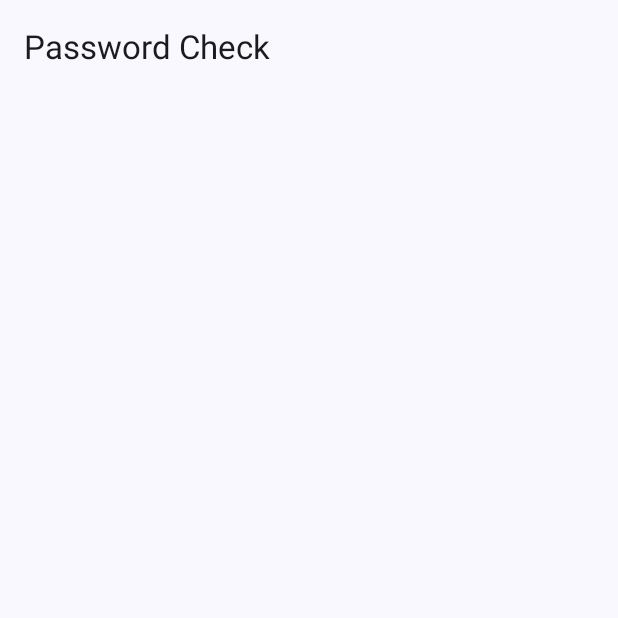
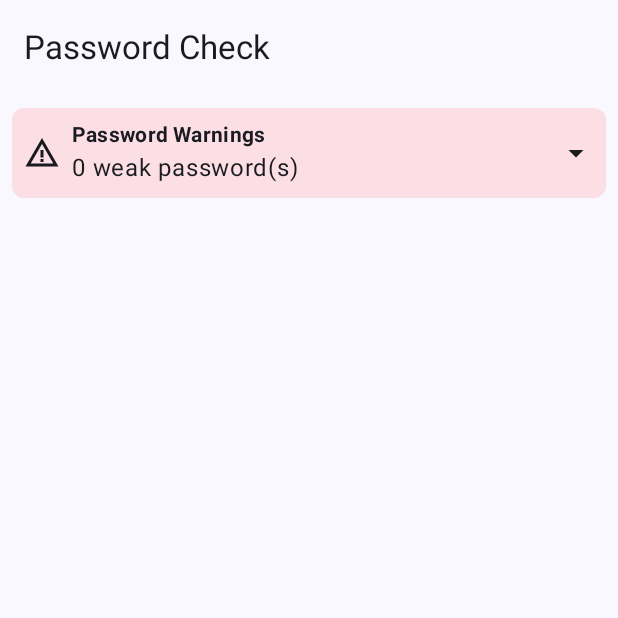
Before and after one commit to Sunra1z/PasswordsApp, an Android app built with Jetpack Compose: the composable PasswordCheckScreen shown on its own in the app's theme, on a phone screen of 412 x 824 dp, the top half of it. Run offline under Robolectric (Android 15) with nearby library versions, the phone set to English and light mode, and no system bars; our stand-ins replace Dagger/Hilt's generated code, Room's generated code; libraries missing offline, so code that uses them is left out: com.nulabinc.zxcvbn; 3 statements that could not run were skipped.

Commit message:
PasswordWarning now has Change Password button and showing up as a dropdown menu

```diff
--- a/app/src/main/java/com/example/passwordsapp/feature_pass/domain/PasswordCheckViewModel.kt
+++ b/app/src/main/java/com/example/passwordsapp/feature_pass/domain/PasswordCheckViewModel.kt
@@ -31,13 +31,18 @@ class PasswordCheckViewModel @Inject constructor (
     private val _passwordWarnings = MutableStateFlow<List<PasswordWarning>>(emptyList())
     val passwordWarnings: StateFlow<List<PasswordWarning>> = _passwordWarnings
 
+    private val _isLoading = MutableStateFlow(false)
+    val isLoading: StateFlow<Boolean> = _isLoading
+
     fun loadNotes() {
         viewModelScope.launch {
+            _isLoading.value = true // Set loading state to true
             noteUseCases.getNotesUseCase()
                 .flowOn(Dispatchers.IO) // Ensure Flow operates on IO dispatcher
                 .collect { notes ->
                     val analyzedWarnings = analyzeNotePasswords(notes) // Process the list of notes
                     _passwordWarnings.value = analyzedWarnings
+                    _isLoading.value = false // Set loading state to false after processing
                 }
         }
     }
@@ -59,7 +64,8 @@ class PasswordCheckViewModel @Inject constructor (
                         password = passwordString,
                         score = analysisResult.score,
                         warning = analysisResult.feedback.warning.orEmpty(),
-                        suggestions = analysisResult.feedback.suggestions
+                        suggestions = analysisResult.feedback.suggestions,
+                        noteId = note.id
                     )
                 }
             } catch (e: Exception) {
--- a/app/src/main/java/com/example/passwordsapp/feature_pass/domain/model/PasswordWarning.kt
+++ b/app/src/main/java/com/example/passwordsapp/feature_pass/domain/model/PasswordWarning.kt
@@ -6,5 +6,6 @@ data class PasswordWarning(
     val password: String,
     val score: Int,
     val warning: String,
-    val suggestions: List<String>
+    val suggestions: List<String>,
+    val noteId: Int?
 )
--- a/app/src/main/java/com/example/passwordsapp/feature_pass/presentation/PasswordCheck/PasswordCheckScreen.kt
+++ b/app/src/main/java/com/example/passwordsapp/feature_pass/presentation/PasswordCheck/PasswordCheckScreen.kt
@@ -3,22 +3,28 @@ package com.example.passwordsapp.feature_pass.presentation.PasswordCheck
 import androidx.compose.foundation.layout.Box
 import androidx.compose.foundation.layout.fillMaxSize
 import androidx.compose.foundation.layout.padding
-import androidx.compose.foundation.lazy.LazyColumn
-import androidx.compose.foundation.lazy.items
+import androidx.compose.material3.CircularProgressIndicator
 import androidx.compose.material3.ExperimentalMaterial3Api
 import androidx.compose.material3.Scaffold
 import androidx.compose.material3.Text
 import androidx.compose.material3.TopAppBar
+import androidx.compose.material3.rememberModalBottomSheetState
 import androidx.compose.runtime.Composable
 import androidx.compose.runtime.LaunchedEffect
 import androidx.compose.runtime.collectAsState
 import androidx.compose.runtime.getValue
+import androidx.compose.runtime.mutableStateOf
+import androidx.compose.runtime.rememberCoroutineScope
+import androidx.compose.runtime.saveable.rememberSaveable
+import androidx.compose.runtime.setValue
 import androidx.compose.ui.Alignment
 import androidx.compose.ui.Modifier
+import androidx.compose.ui.graphics.Color
 import androidx.compose.ui.unit.dp
 import androidx.hilt.navigation.compose.hiltViewModel
 import com.example.passwordsapp.feature_pass.domain.PasswordCheckViewModel
-import com.example.passwordsapp.feature_pass.domain.model.PasswordWarning
+import com.example.passwordsapp.feature_pass.presentation.add_note.components.NoteModalBottomSheet
+import com.example.passwordsapp.feature_pass.presentation.notes.components.PassLoadingAnimation
 
 @OptIn(ExperimentalMaterial3Api::class)
 @Composable
@@ -26,6 +32,11 @@ fun PasswordCheckScreen(
     viewModel: PasswordCheckViewModel = hiltViewModel()
 ) {
     val passwordWarnings by viewModel.passwordWarnings.collectAsState()
+    val isLoading by viewModel.isLoading.collectAsState()
+    val sheetState = rememberModalBottomSheetState()
+    val scope = rememberCoroutineScope()
+    var selectedNoteId by rememberSaveable { mutableStateOf<Int?>(null) }
+    var isSheetOpen by rememberSaveable { mutableStateOf(false) }
 
     LaunchedEffect(Unit) {
         viewModel.loadNotes() // Load and analyze notes on screen initialization
@@ -38,25 +49,35 @@ fun PasswordCheckScreen(
             )
         },
         content = { padding ->
-            PasswordWarningList(
+            Box(
+                modifier = Modifier
+                    .fillMaxSize()
+                    .padding(padding)
+            ) {
+                if (isLoading) {
+                    CircularProgressIndicator()
+                } else {
+                    PasswordWarningDropdown(
+                        title = "Password Warnings",
                         warnings = passwordWarnings,
-                modifier = Modifier.padding(padding)
-            )
+                        color = Color.Red,
+                        onOpenNote = { noteId ->
+                            selectedNoteId = noteId
+                            isSheetOpen = true
                         }
                     )
                 }
+            }
 
-@Composable
-fun PasswordWarningList(
-    warnings: List<PasswordWarning>,
-    modifier: Modifier = Modifier
-) {
-    LazyColumn(modifier = modifier) {
-        items(warnings) { warning ->
-            PasswordWarningItem(
-                warning = warning,
-                modifier = Modifier.padding(vertical = 8.dp)
+            if (isSheetOpen) {
+                NoteModalBottomSheet(
+                    sheetState = sheetState,
+                    viewModel = hiltViewModel(),
+                    scope = scope,
+                    onDismissRequest = { isSheetOpen = false },
+                    noteId = selectedNoteId
                 )
             }
         }
+    )
 }
```
Also changed, not shown: app/src/main/java/com/example/passwordsapp/feature_pass/presentation/PasswordCheck/PasswordWarningDropdown.kt (+26 -21 lines), app/src/main/java/com/example/passwordsapp/feature_pass/presentation/PasswordCheck/PasswordWarningItem.kt (+10 -3 lines), app/src/main/java/com/example/passwordsapp/feature_pass/presentation/notes/components/PassLoadingAnimation.kt (added, +97 -0 lines). Lines whose indentation alone changed are shown as unchanged.
